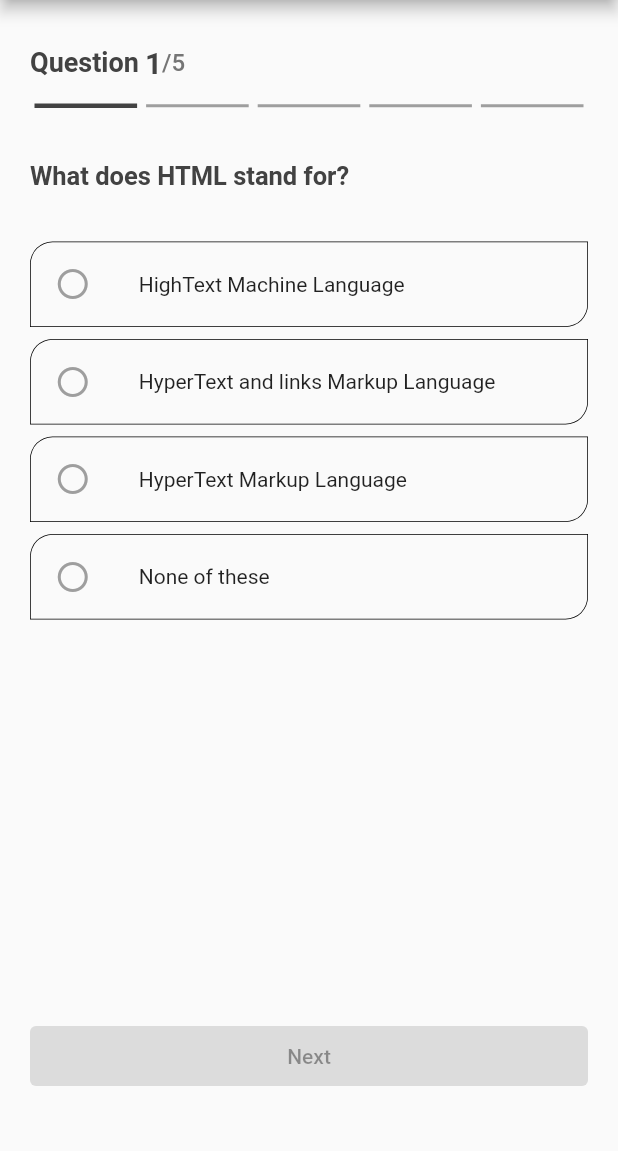
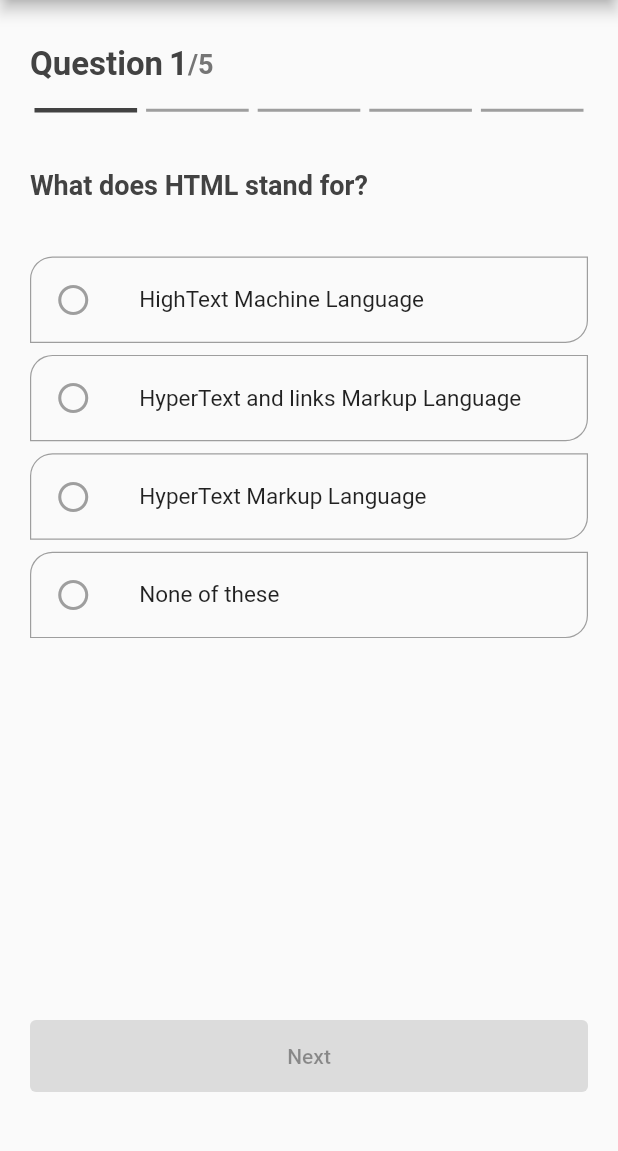
Before and after one commit to solnsumei/quiz, a Flutter app: the screen it shows after launch, after a tap on "HTML", on a phone screen of 412 x 824 dp, the part 84-1235 px from its top. Run offline on Flutter 3.47's test engine with Material 2 defaults, Android fonts, the phone set to English and light mode, and no system bars; our stand-ins replace flutter_svg, hive, share; accounts and stored records are empty.

Commit message:
Cleanup UI and code

```diff
--- a/lib/src/core/utils/data.dart
+++ b/lib/src/core/utils/data.dart
@@ -60,7 +60,7 @@ final phpQuestions = [
   ),
   Question(4,
     "Which of the following is used to display the output in PHP?",
-    2, ["echo", "write", "stdout", "Both (a) and (c)"],
+    0, ["echo", "write", "stdout", "Both (a) and (c)"],
   ),
   Question(5,
     "Which of the following is used for concatenation in PHP?",
--- a/lib/src/my_app.dart
+++ b/lib/src/my_app.dart
@@ -1,5 +1,4 @@
 import 'package:flutter/material.dart';
-import 'package:google_fonts/google_fonts.dart';
 import 'package:provider/provider.dart';
 import 'ui/screens/home_screen.dart';
 import 'ui/screens/quiz_screen.dart';
--- a/lib/src/ui/screens/home_screen.dart
+++ b/lib/src/ui/screens/home_screen.dart
@@ -1,7 +1,9 @@
 import 'package:flutter/material.dart';
+import 'package:flutter_svg/flutter_svg.dart';
 import '../../core/providers/quiz_provider.dart';
 import '../../core/models/subject.dart';
 import 'quiz_screen.dart';
+import '../widgets/constants.dart';
 
 class HomeScreen extends StatelessWidget {
 
@@ -21,7 +23,8 @@ class HomeScreen extends StatelessWidget {
               child: Column(
                 children: [
                   Image.asset("images/${item.icon}"),
-                  Text(item.name),
+                  SizedBox(height: 8.0),
+                  Text(item.name, style: kDarkTextStyle.copyWith(fontSize: 16),),
                 ],
               ),
             ),
@@ -43,37 +46,40 @@ class HomeScreen extends StatelessWidget {
             children: [
               Container(
                 padding: EdgeInsets.symmetric(horizontal: 20),
-                height: 120,
+                height: 380,
                 width: double.infinity,
                 color: Colors.blue,
                 child: Column(
                   crossAxisAlignment: CrossAxisAlignment.start,
                   children: [
-                    Text('Welcome User',
-                      style: TextStyle(
-                        fontSize: 26,
-                        fontWeight: FontWeight.bold,
+                    Text('Welcome User!',
+                      style: kBoldDarkTextStyle.copyWith(
+                        fontSize: 28,
+                        color: Colors.blue.shade50,
+                      ),
+                    ),
+                    SizedBox(height: 8.0),
+                    Text('Choose a test to begin your quiz',
+                      style: kDarkTextStyle.copyWith(
+                        fontSize: 18,
                         color: Colors.blue.shade200,
                       ),
                     ),
-                    SizedBox(height: 8.0),
-                    Text('Taking a quiz today?',
-                      style: TextStyle(
-                        fontSize: 15,
-                        fontWeight: FontWeight.bold,
-                        color: Colors.blue.shade50,
-                      ),
+                    SizedBox(height: 40.0,),
+                    SizedBox(
+                      height: 220,
+                      child: SvgPicture.asset('images/online_test.svg'),
                     ),
                   ],
                 ),
               ),
               Container(
-                padding: EdgeInsets.symmetric(horizontal: 20, vertical: 30),
+                padding: EdgeInsets.symmetric(horizontal: 20, vertical: 30.0),
                 width: double.infinity,
                 child: Column(
                   crossAxisAlignment: CrossAxisAlignment.start,
                   children: [
-                    Text('Top Subjects',
+                    Text('Available Tests',
                       style: TextStyle(
                         fontWeight: FontWeight.bold,
                         fontSize: 18.0,
@@ -84,32 +90,13 @@ class HomeScreen extends StatelessWidget {
                 ),
               ),
               Padding(
-                padding: const EdgeInsets.all(20.0),
+                padding: const EdgeInsets.symmetric(horizontal: 20.0),
                 child: Row(
                   mainAxisAlignment: MainAxisAlignment.spaceBetween,
                   children: getSubjects(context, quiz),
                 ),
               ),
               SizedBox(height: 30.0),
-              Center(
-                child: Text('Click any of the subjects above to start',
-                  style: TextStyle(
-                    fontSize: 15,
-                    fontWeight: FontWeight.w600,
-                    color: Colors.grey[800],
-                  ),
-                ),
-              ),
-              SizedBox(height: 30.0),
-              Center(
-                child: Text('Good luck!',
-                  style: TextStyle(
-                    fontSize: 26,
-                    fontWeight: FontWeight.bold,
-                    color: Colors.blue.shade300,
-                  ),
-                ),
-              ),
             ],
           ),
         ),
--- a/lib/src/ui/screens/quiz_screen.dart
+++ b/lib/src/ui/screens/quiz_screen.dart
@@ -1,6 +1,7 @@
 import 'package:flutter/material.dart';
 import '../../core/providers/quiz_provider.dart';
 import 'result_screen.dart';
+import '../widgets/constants.dart';
 
 
 class QuizScreen extends StatelessWidget {
@@ -27,26 +28,14 @@ class QuizScreen extends StatelessWidget {
                   Row(
                     children: [
                       Text('Question',
-                        style: TextStyle(
-                          fontSize: 18,
-                          fontWeight: FontWeight.w600,
-                          color: Colors.grey[800],
-                        ),
+                        style: kDarkTextStyle,
                       ),
                       SizedBox(width: 4.0),
                       Text('${quiz.questionIndex + 1}',
-                        style: TextStyle(
-                          fontSize: 20,
-                          fontWeight: FontWeight.w600,
-                          color: Colors.grey[800],
-                        ),
+                        style: kDarkTextStyle.copyWith(fontSize: 22),
                       ),
                       Text('/${quiz.questionList.length}',
-                        style: TextStyle(
-                          fontSize: 16,
-                          fontWeight: FontWeight.w500,
-                          color: Colors.grey[600],
-                        ),
+                        style: kNormalTextStyle.copyWith(fontSize: 18),
                       ),
                     ],
                   ),
@@ -72,14 +61,10 @@ class QuizScreen extends StatelessWidget {
               ),
             ),
             Container(
-              padding: EdgeInsets.symmetric(horizontal: 20, vertical: 5),
+              padding: EdgeInsets.symmetric(horizontal: 20, vertical: 8.0),
               width: double.infinity,
               child: Text(question.question,
-                style: TextStyle(
-                  fontSize: 17,
-                  fontWeight: FontWeight.w600,
-                  color: Colors.grey[800],
-                ),
+                style: kDarkTextStyle.copyWith(fontSize: 18),
               ),
             ),
             SizedBox(height: 25.0),
@@ -93,7 +78,10 @@ class QuizScreen extends StatelessWidget {
                   return Container(
                     margin: EdgeInsets.symmetric(horizontal: 20.0, vertical: 4.0),
                     decoration: BoxDecoration(
-                      border: Border.all(width: 0.5),
+                      border: Border.all(
+                        width: isSelected ? 1.5 : 0.8,
+                        color: isSelected ? Colors.green : Colors.grey,
+                      ),
                       borderRadius: BorderRadius.only(
                         topLeft: Radius.circular(15.0),
                         bottomRight: Radius.circular(15.0),
@@ -105,7 +93,7 @@ class QuizScreen extends StatelessWidget {
                           : Icons.check_circle_rounded,
                           color: isSelected ? Colors.green: Colors.grey),
                       title: Text(question.answers[index],
-                          style: TextStyle(fontSize: 14.0)),
+                          style: TextStyle(fontSize: 15.0)),
                       enableFeedback: true,
                       onTap: () {
                         quiz.selectAnswer(index);
@@ -130,7 +118,7 @@ class QuizScreen extends StatelessWidget {
                          } : null,
                       child: Padding(
                         padding: const EdgeInsets.symmetric(
-                          vertical: 12.0,
+                          vertical: 16.0,
                           horizontal: 20.0,
                         ),
                         child: Text('Next'),
--- /dev/null
+++ b/lib/src/ui/widgets/constants.dart
@@ -0,0 +1,20 @@
+import 'package:flutter/material.dart';
+
+
+const kBoldDarkTextStyle = const TextStyle(
+  fontSize: 24,
+  fontWeight: FontWeight.w700,
+  color: Color(0xff424242),
+);
+
+const kDarkTextStyle = const TextStyle(
+  fontSize: 22,
+  fontWeight: FontWeight.w600,
+  color: Color(0xff424242),
+);
+
+const kNormalTextStyle = const TextStyle(
+  fontSize: 15,
+  fontWeight: FontWeight.w700,
+  color: Color(0xff757575),
+);
--- a/pubspec.yaml
+++ b/pubspec.yaml
@@ -31,8 +31,8 @@ dependencies:
   provider: ^5.0.0
   share: ^2.0.4
   hive: ^2.0.4
-  google_fonts: ^2.1.0
   intl: ^0.17.0
+  flutter_svg: ^0.22.0
 
 dev_dependencies:
   flutter_test:
```
Also changed, not shown: lib/src/core/providers/quiz_provider.dart (+11 -1 lines), lib/src/core/utils/helpers.dart (added, +7 -0 lines), lib/src/ui/screens/result_screen.dart (+15 -41 lines), images/online_test.svg (added), images/questions.svg (added), pubspec.lock.
